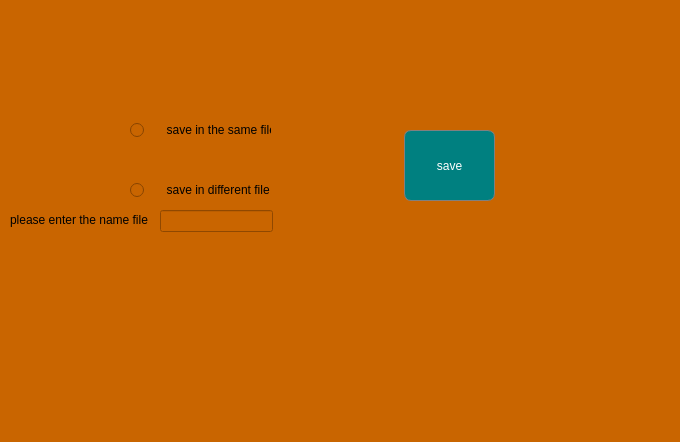
Above: bonus of gui for text editor/TextEditor/tosavedialog.ui from eslammohamedtolba/Login-and-Text-Editor-Applications before the change. Below: the same form after it.
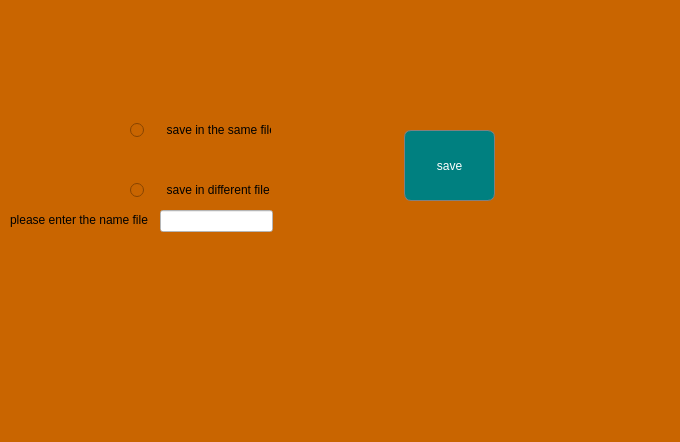
That is the form after the change.

```diff
--- a/bonus of gui for text editor/TextEditor/tosavedialog.ui
+++ b/bonus of gui for text editor/TextEditor/tosavedialog.ui
@@ -47,7 +47,7 @@
   </widget>
   <widget class="QLineEdit" name="lineEdit_save">
    <property name="enabled">
-    <bool>false</bool>
+    <bool>true</bool>
    </property>
    <property name="geometry">
     <rect>
@@ -57,6 +57,9 @@
      <height>22</height>
     </rect>
    </property>
+   <property name="styleSheet">
+    <string notr="true">background:rgb(255, 255, 255);</string>
+   </property>
   </widget>
   <widget class="QLabel" name="label">
    <property name="geometry">
```
